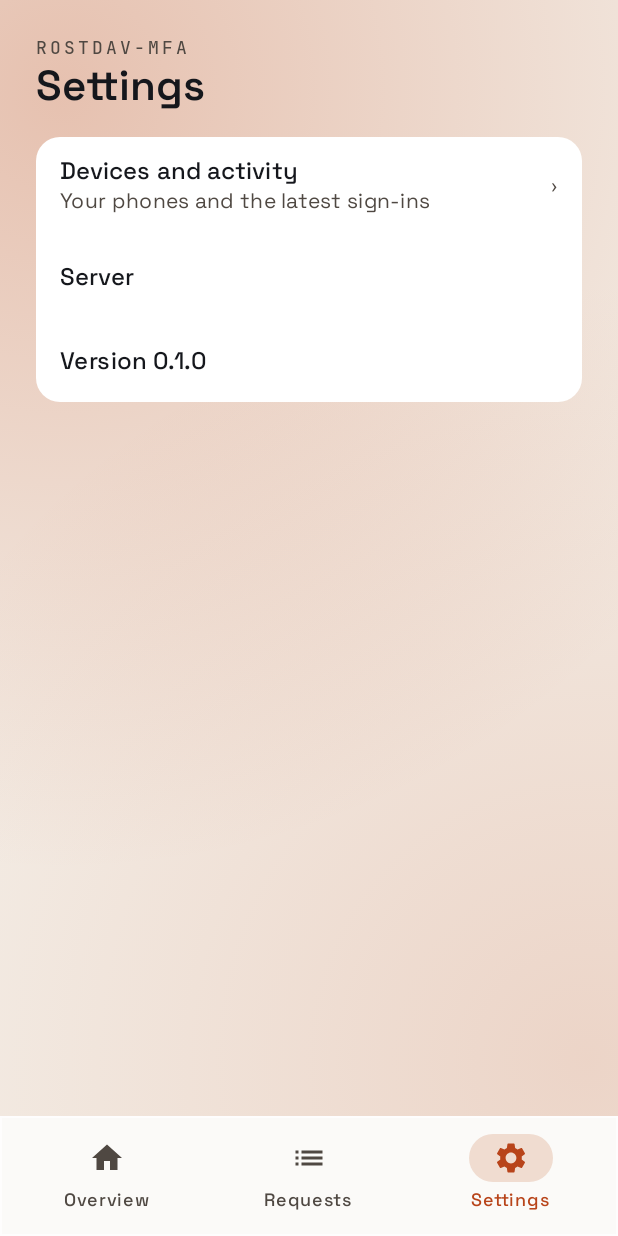
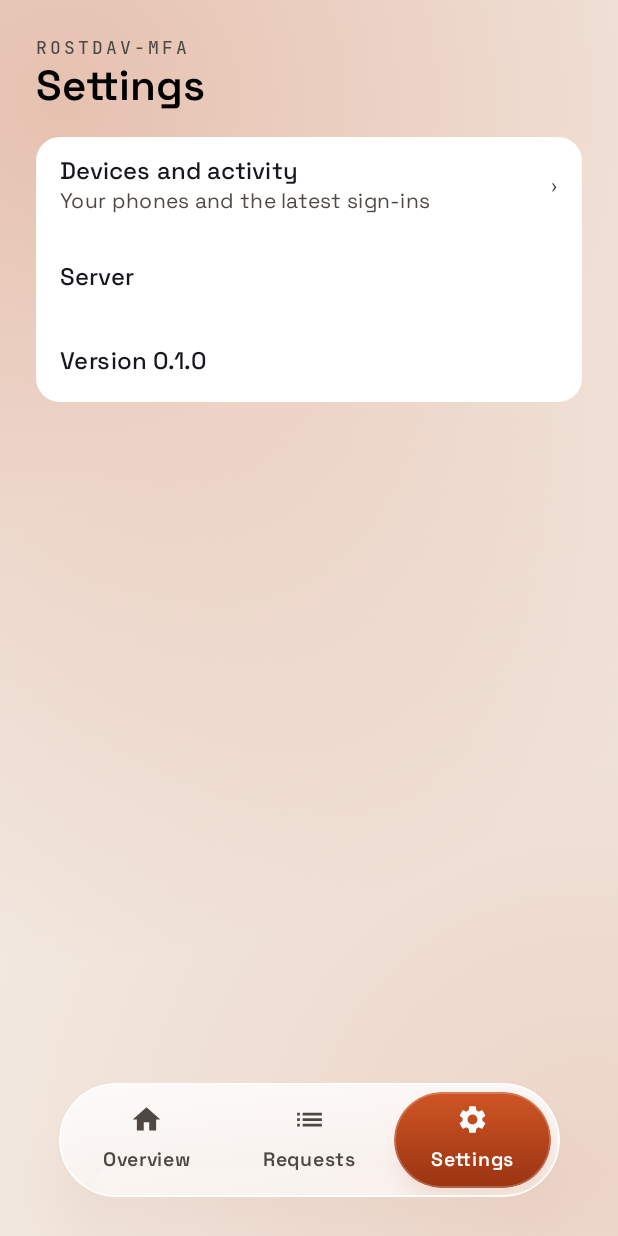
Before and after one commit to pierrejochem/rostdav-mfa, an Android app built with Jetpack Compose: the SettingsScreen screen opened through its navigation route, on a phone screen of 412 x 824 dp. Run offline under Robolectric (Android 15) with nearby library versions, the phone set to English and light mode, and no system bars; pictures from the network do not load.

Commit message:
feat(android): floating tab bar from the design
76 dp glass pill, rust-gradient selected tab, count badge on Requests, room
reserved at the bottom of every tabbed screen. Tab gradient is a token.

```diff
--- a/android/app/src/main/kotlin/app/rustmfa/android/MainActivity.kt
+++ b/android/app/src/main/kotlin/app/rustmfa/android/MainActivity.kt
@@ -173,6 +173,7 @@ class MainActivity : FragmentActivity() {
                         },
                         requests = { onOpen -> RequestsScreen(pendingList.value, onOpen) },
                         enrolled = enrolled,
+                        pendingCount = pendingList.value.size,
                         server = enrollment?.server ?: "",
                         version = BuildConfig.VERSION_NAME,
                         onboarding = { onDone0 ->
--- a/android/app/src/main/kotlin/app/rustmfa/android/ui/DevicesScreen.kt
+++ b/android/app/src/main/kotlin/app/rustmfa/android/ui/DevicesScreen.kt
@@ -3,6 +3,7 @@ package app.rustmfa.android.ui
 import androidx.annotation.StringRes
 import androidx.compose.foundation.layout.Arrangement
 import androidx.compose.foundation.layout.Column
+import androidx.compose.foundation.layout.PaddingValues
 import androidx.compose.foundation.layout.height
 import androidx.compose.foundation.layout.Spacer
 import androidx.compose.foundation.layout.Row
@@ -30,6 +31,7 @@ import app.rustmfa.android.ui.design.BrandButton
 import app.rustmfa.android.ui.design.ButtonKind
 import app.rustmfa.android.ui.design.ListCard
 import app.rustmfa.android.ui.design.ListRow
+import app.rustmfa.android.ui.design.LocalBarClearance
 import app.rustmfa.android.ui.design.StatusBanner
 import app.rustmfa.android.ui.design.brandWash
 import app.rustmfa.android.net.DeviceStatus
@@ -76,7 +78,7 @@ fun DevicesScreen(vm: DevicesViewModel, onThisPhoneRevoked: () -> Unit) {
             Text(stringResource(R.string.devices_title), style = MaterialTheme.typography.headlineMedium)
         }
         s.failure?.let { StatusBanner(BannerKind.Error, stringResource(deviceFailureMessage(it))) }
-        LazyColumn(verticalArrangement = Arrangement.spacedBy(12.dp)) {
+        LazyColumn(verticalArrangement = Arrangement.spacedBy(12.dp), contentPadding = PaddingValues(bottom = 24.dp + LocalBarClearance.current)) {
             items(s.devices, key = { it.device.deviceId }) { row ->
                 val d = row.device
                 ListCard {
@@ -104,7 +106,6 @@ fun DevicesScreen(vm: DevicesViewModel, onThisPhoneRevoked: () -> Unit) {
             item {
                 if (s.audit.isNotEmpty()) ListCard { for (e in s.audit) ListRow(stringResource(auditText(e.event)), subtitle = e.at) }
             }
-            item { Spacer(Modifier.height(24.dp)) }
         }
     }
 }
--- a/android/app/src/main/kotlin/app/rustmfa/android/ui/HomeScreen.kt
+++ b/android/app/src/main/kotlin/app/rustmfa/android/ui/HomeScreen.kt
@@ -30,6 +30,7 @@ import app.rustmfa.android.ui.design.ListRow
 import app.rustmfa.android.ui.design.StatusBanner
 import app.rustmfa.android.ui.design.Tokens
 import app.rustmfa.android.ui.design.brandWash
+import app.rustmfa.android.ui.design.screenPadding
 
 private const val OVERVIEW_ROWS = 3
 
@@ -43,7 +44,7 @@ fun HomeScreen(
     onSeeAll: () -> Unit,
 ) {
     Column(
-        Modifier.fillMaxSize().brandWash().verticalScroll(rememberScrollState()).padding(24.dp),
+        Modifier.fillMaxSize().brandWash().verticalScroll(rememberScrollState()).screenPadding(),
         verticalArrangement = Arrangement.spacedBy(16.dp),
     ) {
         Column {
@@ -74,7 +75,7 @@ fun HomeScreen(
 @Composable
 fun RequestsScreen(pending: List<ChallengeDetails>, onOpen: (String) -> Unit) {
     Column(
-        Modifier.fillMaxSize().brandWash().verticalScroll(rememberScrollState()).padding(24.dp),
+        Modifier.fillMaxSize().brandWash().verticalScroll(rememberScrollState()).screenPadding(),
         verticalArrangement = Arrangement.spacedBy(16.dp),
     ) {
         Column {
--- a/android/app/src/main/kotlin/app/rustmfa/android/ui/Navigation.kt
+++ b/android/app/src/main/kotlin/app/rustmfa/android/ui/Navigation.kt
@@ -2,19 +2,23 @@ package app.rustmfa.android.ui
 
 import androidx.compose.foundation.layout.fillMaxWidth
 import androidx.compose.foundation.layout.padding
-import androidx.compose.material3.Icon
-import androidx.compose.material3.MaterialTheme
-import androidx.compose.material3.NavigationBarItemDefaults
+import app.rustmfa.android.ui.design.LocalBarClearance
+import app.rustmfa.android.ui.design.FloatingTabBar
+import app.rustmfa.android.ui.design.FloatingTab
+import app.rustmfa.android.ui.design.BarClearance
+import androidx.compose.ui.Alignment
+import androidx.compose.runtime.CompositionLocalProvider
+import androidx.compose.foundation.layout.statusBars
+import androidx.compose.foundation.layout.navigationBarsPadding
+import androidx.compose.foundation.layout.fillMaxSize
+import androidx.compose.foundation.layout.WindowInsets
+import androidx.compose.foundation.layout.Box
 import androidx.compose.ui.graphics.Color
-import androidx.compose.ui.res.painterResource
-import app.rustmfa.android.ui.design.GlassBar
-import androidx.compose.material3.NavigationBar
-import androidx.compose.material3.NavigationBarItem
 import androidx.compose.material3.Scaffold
-import androidx.compose.material3.Text
 import androidx.compose.runtime.Composable
 import androidx.compose.runtime.getValue
 import androidx.compose.ui.Modifier
+import androidx.compose.ui.unit.dp
 import androidx.compose.ui.res.stringResource
 import androidx.navigation.NavGraph.Companion.findStartDestination
 import androidx.navigation.NavHostController
@@ -64,39 +68,16 @@ fun AppNavigation(
     onboarding: @Composable (onDone: () -> Unit) -> Unit,
     approve: @Composable (id: String, onClose: () -> Unit) -> Unit,
     nav: NavHostController = rememberNavController(),
+    pendingCount: Int = 0,
 ) {
     val entry by nav.currentBackStackEntryAsState()
     val route = entry?.destination?.route
-    Scaffold(
-        bottomBar = {
-            if (route != null && route != Dest.ONBOARDING && route != Dest.RECONNECT) {
-                GlassBar(Modifier.fillMaxWidth()) {
-                  NavigationBar(Modifier.weight(1f), containerColor = Color.Transparent) {
-                    for (t in Tabs) {
-                        NavigationBarItem(
-                            selected = route == t.route || (t.route == Dest.SETTINGS && route == Dest.DEVICES),
-                            colors = NavigationBarItemDefaults.colors(
-                                selectedIconColor = MaterialTheme.colorScheme.tertiary,
-                                selectedTextColor = MaterialTheme.colorScheme.tertiary,
-                                indicatorColor = MaterialTheme.colorScheme.primaryContainer,
-                            ),
-                            onClick = {
-                                nav.navigate(t.route) {
-                                    popUpTo(nav.graph.findStartDestination().id) { saveState = true }
-                                    launchSingleTop = true
-                                    restoreState = true
-                                }
-                            },
-                            icon = { Icon(painterResource(t.icon), contentDescription = null) },
-                            label = { Text(stringResource(t.label)) },
-                        )
-                    }
-                  }
-                }
-            }
-        },
-    ) { padding ->
-        NavHost(nav, startDestination = if (needsReconnect) Dest.RECONNECT else if (enrolled) Dest.HOME else Dest.ONBOARDING, modifier = Modifier.padding(padding)) {
+    val showBar = route != null && route != Dest.ONBOARDING && route != Dest.RECONNECT && route != Dest.APPROVE
+    val tabs = Tabs.map { FloatingTab(it.route, stringResource(it.label), it.icon, if (it.route == Dest.REQUESTS) pendingCount else null) }
+    Scaffold(containerColor = Color.Transparent, contentWindowInsets = WindowInsets.statusBars) { padding ->
+        Box(Modifier.fillMaxSize().padding(padding)) {
+            CompositionLocalProvider(LocalBarClearance provides if (showBar) BarClearance else 0.dp) {
+                NavHost(nav, startDestination = if (needsReconnect) Dest.RECONNECT else if (enrolled) Dest.HOME else Dest.ONBOARDING, modifier = Modifier.fillMaxSize()) {
                     composable(Dest.ONBOARDING) {
                         onboarding {
                             nav.navigate(Dest.HOME) { popUpTo(Dest.ONBOARDING) { inclusive = true } }
@@ -112,4 +93,20 @@ fun AppNavigation(
                     composable(Dest.SETTINGS) { SettingsScreen(server, version, onOpenDevices = { nav.navigate(Dest.DEVICES) }) }
                 }
             }
+            if (showBar) {
+                FloatingTabBar(
+                    tabs,
+                    selected = if (route == Dest.DEVICES) Dest.SETTINGS else route.orEmpty(),
+                    onSelect = { target ->
+                        nav.navigate(target) {
+                            popUpTo(nav.graph.findStartDestination().id) { saveState = true }
+                            launchSingleTop = true
+                            restoreState = true
                         }
+                    },
+                    modifier = Modifier.align(Alignment.BottomCenter).navigationBarsPadding().padding(bottom = 26.dp),
+                )
+            }
+        }
+    }
+}
--- a/android/app/src/main/kotlin/app/rustmfa/android/ui/SettingsScreen.kt
+++ b/android/app/src/main/kotlin/app/rustmfa/android/ui/SettingsScreen.kt
@@ -17,11 +17,12 @@ import app.rustmfa.android.ui.design.LightDarkPreview
 import app.rustmfa.android.ui.design.ListCard
 import app.rustmfa.android.ui.design.ListRow
 import app.rustmfa.android.ui.design.brandWash
+import app.rustmfa.android.ui.design.screenPadding
 
 @Composable
 fun SettingsScreen(server: String, version: String, onOpenDevices: () -> Unit) {
     Column(
-        Modifier.fillMaxSize().brandWash().verticalScroll(rememberScrollState()).padding(24.dp),
+        Modifier.fillMaxSize().brandWash().verticalScroll(rememberScrollState()).screenPadding(),
         verticalArrangement = Arrangement.spacedBy(16.dp),
     ) {
         Column {
--- /dev/null
+++ b/android/app/src/main/kotlin/app/rustmfa/android/ui/design/FloatingTabBar.kt
@@ -0,0 +1,157 @@
+package app.rustmfa.android.ui.design
+
+import androidx.compose.foundation.background
+import androidx.compose.foundation.border
+import androidx.compose.foundation.layout.Arrangement
+import androidx.compose.foundation.layout.Box
+import androidx.compose.foundation.layout.Column
+import androidx.compose.foundation.layout.Row
+import androidx.compose.foundation.layout.defaultMinSize
+import androidx.compose.foundation.layout.fillMaxHeight
+import androidx.compose.foundation.layout.fillMaxWidth
+import androidx.compose.foundation.layout.height
+import androidx.compose.foundation.layout.offset
+import androidx.compose.foundation.layout.padding
+import androidx.compose.foundation.layout.size
+import androidx.compose.foundation.layout.widthIn
+import androidx.compose.foundation.selection.selectable
+import androidx.compose.foundation.selection.selectableGroup
+import androidx.compose.foundation.shape.RoundedCornerShape
+import androidx.compose.material3.Icon
+import androidx.compose.material3.MaterialTheme
+import androidx.compose.material3.Text
+import androidx.compose.runtime.Composable
+import androidx.compose.runtime.compositionLocalOf
+import androidx.compose.ui.Alignment
+import androidx.compose.ui.Modifier
+import androidx.compose.ui.draw.clip
+import androidx.compose.ui.draw.shadow
+import androidx.compose.ui.graphics.Brush
+import androidx.compose.ui.graphics.Color
+import androidx.compose.ui.graphics.SolidColor
+import androidx.compose.ui.graphics.luminance
+import androidx.compose.ui.platform.testTag
+import androidx.compose.ui.res.painterResource
+import androidx.compose.ui.res.pluralStringResource
+import androidx.compose.ui.semantics.contentDescription
+import androidx.compose.ui.semantics.semantics
+import androidx.compose.ui.semantics.Role
+import androidx.compose.ui.text.font.FontWeight
+import androidx.compose.ui.unit.Dp
+import androidx.compose.ui.unit.dp
+import androidx.compose.ui.unit.sp
+import app.rustmfa.android.R
+import app.rustmfa.android.ui.RustMfaTheme
+
+/** One tab of the floating bar. [badge] is the number of open items, shown as a pill when above zero. */
+data class FloatingTab(val route: String, val label: String, val icon: Int, val badge: Int? = null)
+
+/** "2", up to "99", then "99+"; nothing for zero or less. */
+fun badgeText(count: Int): String? =
+    when {
+        count <= 0 -> null
+        count > 99 -> "99+"
+        else -> count.toString()
+    }
+
+/** Space a screen keeps free at its bottom so the last item can scroll above the floating bar. */
+val BarClearance: Dp = 112.dp
+
+/** The clearance in effect: [BarClearance] while the bar is shown, zero on screens without it. */
+val LocalBarClearance = compositionLocalOf { 0.dp }
+
+/** The standard screen padding, plus room for the floating bar. */
+@Composable
+fun Modifier.screenPadding(): Modifier = padding(start = 24.dp, top = 24.dp, end = 24.dp, bottom = 24.dp + LocalBarClearance.current)
+
+/**
+ * The floating pill bar from the design: 76 dp high, at most 334 dp wide, translucent glass (solid
+ * below API 30), the selected tab in the rust gradient, and a count badge on a tab that has one.
+ */
+@Composable
+fun FloatingTabBar(tabs: List<FloatingTab>, selected: String, onSelect: (String) -> Unit, modifier: Modifier = Modifier) {
+    val scheme = MaterialTheme.colorScheme
+    val dark = scheme.background.luminance() < 0.5f
+    val shape = RoundedCornerShape(38.dp)
+    val fill: Brush =
+        if (rememberGlassStyle() == GlassStyle.Translucent) {
+            if (dark) Brush.verticalGradient(listOf(Color(0x9E262830), Color(0xBD15171C))) else Brush.verticalGradient(listOf(Color(0xCCFFFFFF), Color(0x9EFFFFFF)))
+        } else {
+            SolidColor(scheme.surface)
+        }
+    val edge = if (dark) Color(0x1FFFFFFF) else Color(0xE6FFFFFF)
+    val shadowColor = if (dark) Color(0x80000000) else Color(0x2E7A2A12)
+    Row(
+        modifier
+            .testTag("floating-tab-bar")
+            .widthIn(max = 334.dp)
+            .fillMaxWidth()
+            .height(76.dp)
+            .shadow(18.dp, shape, ambientColor = shadowColor, spotColor = shadowColor)
+            .clip(shape)
+            .background(fill)
+            .border(1.dp, edge, shape)
+            .padding(6.dp)
+            .selectableGroup(),
+        horizontalArrangement = Arrangement.spacedBy(4.dp),
+    ) {
+        for (t in tabs) Tab(t, t.route == selected, dark, Modifier.weight(1f), onClick = { onSelect(t.route) })
+    }
+}
+
+@Composable
+private fun Tab(tab: FloatingTab, selected: Boolean, dark: Boolean, modifier: Modifier, onClick: () -> Unit) {
+    val shape = RoundedCornerShape(32.dp)
+    val content = if (selected) Color.White else MaterialTheme.colorScheme.onSurfaceVariant
+    val look =
+        if (selected) {
+            Modifier
+                .shadow(8.dp, shape, ambientColor = Color(0x80C2491D), spotColor = Color(0x80C2491D))
+                .clip(shape)
+                .background(Brush.verticalGradient(listOf(Tokens.tabStart, Tokens.tabEnd)))
+                .border(1.dp, Color(0x38FFFFFF), shape)
+        } else {
+            Modifier.clip(shape)
+        }
+    Column(
+        modifier.fillMaxHeight().testTag("tab-" + tab.route).then(look).selectable(selected, role = Role.Tab, onClick = onClick),
+        verticalArrangement = Arrangement.spacedBy(4.dp, Alignment.CenterVertically),
+        horizontalAlignment = Alignment.CenterHorizontally,
+    ) {
+        Box {
+            Icon(painterResource(tab.icon), contentDescription = null, tint = content, modifier = Modifier.size(22.dp))
+            val text = tab.badge?.let { badgeText(it) }
+            if (text != null) Badge(text, tab.badge, if (dark) Color(0xFF1F2128) else Color(0xFFF7F2EC), Modifier.offset(x = 14.dp, y = (-8).dp))
+        }
+        Text(tab.label, color = content, fontSize = 13.sp, fontWeight = FontWeight.SemiBold)
+    }
+}
+
+@Composable
+private fun Badge(text: String, count: Int, ring: Color, modifier: Modifier) {
+    val description = pluralStringResource(R.plurals.badge_waiting, count, count)
+    Box(modifier.background(ring, RoundedCornerShape(11.dp)).padding(2.dp).semantics { contentDescription = description }) {
+        Box(
+            Modifier.defaultMinSize(minWidth = 20.dp, minHeight = 18.dp).background(Tokens.Dark.rost600, RoundedCornerShape(9.dp)).padding(horizontal = 6.dp),
+            contentAlignment = Alignment.Center,
+        ) {
+            Text(text, color = Color(0xFF15171C), style = CodeStyle.copy(fontSize = 11.sp, fontWeight = FontWeight.Bold))
+        }
+    }
+}
+
+@LightDarkPreview
+@Composable
+private fun BarPreview() =
+    RustMfaTheme {
+        Box(Modifier.padding(16.dp)) {
+            FloatingTabBar(
+                listOf(
+                    FloatingTab("home", "Overview", R.drawable.ic_nav_home),
+                    FloatingTab("requests", "Requests", R.drawable.ic_nav_list, badge = 2),
+                    FloatingTab("settings", "Settings", R.drawable.ic_nav_settings),
+                ),
+                "home", {},
+            )
+        }
+    }
--- a/android/app/src/main/kotlin/app/rustmfa/android/ui/design/Tokens.kt
+++ b/android/app/src/main/kotlin/app/rustmfa/android/ui/design/Tokens.kt
@@ -38,6 +38,8 @@ object Tokens {
     val markEnd = Color(0xFFC2491D)
     val iconStart = Color(0xFF2A2D35)
     val iconEnd = Color(0xFF15171C)
+    val tabStart = Color(0xFFCF5524)
+    val tabEnd = Color(0xFF9A3412)
     val radiusChip: Dp = 12.dp
     val radiusCard: Dp = 16.dp
     val radiusSheet: Dp = 24.dp
--- a/android/app/src/main/res/values/strings.xml
+++ b/android/app/src/main/res/values/strings.xml
@@ -97,4 +97,8 @@
         <item quantity="one">%1$d sign-in request is waiting</item>
         <item quantity="other">%1$d sign-in requests are waiting</item>
     </plurals>
+    <plurals name="badge_waiting">
+        <item quantity="one">%1$d waiting</item>
+        <item quantity="other">%1$d waiting</item>
+    </plurals>
 </resources>
```
Also changed, not shown: 6 other files. Lines whose indentation alone changed are shown as unchanged.
